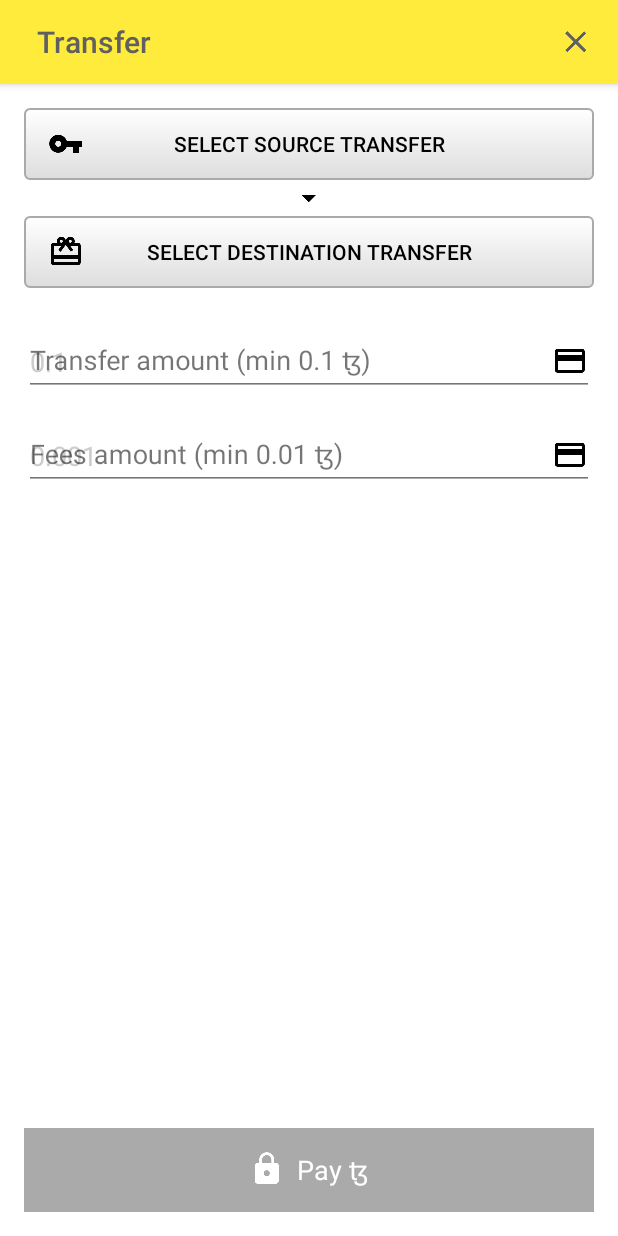
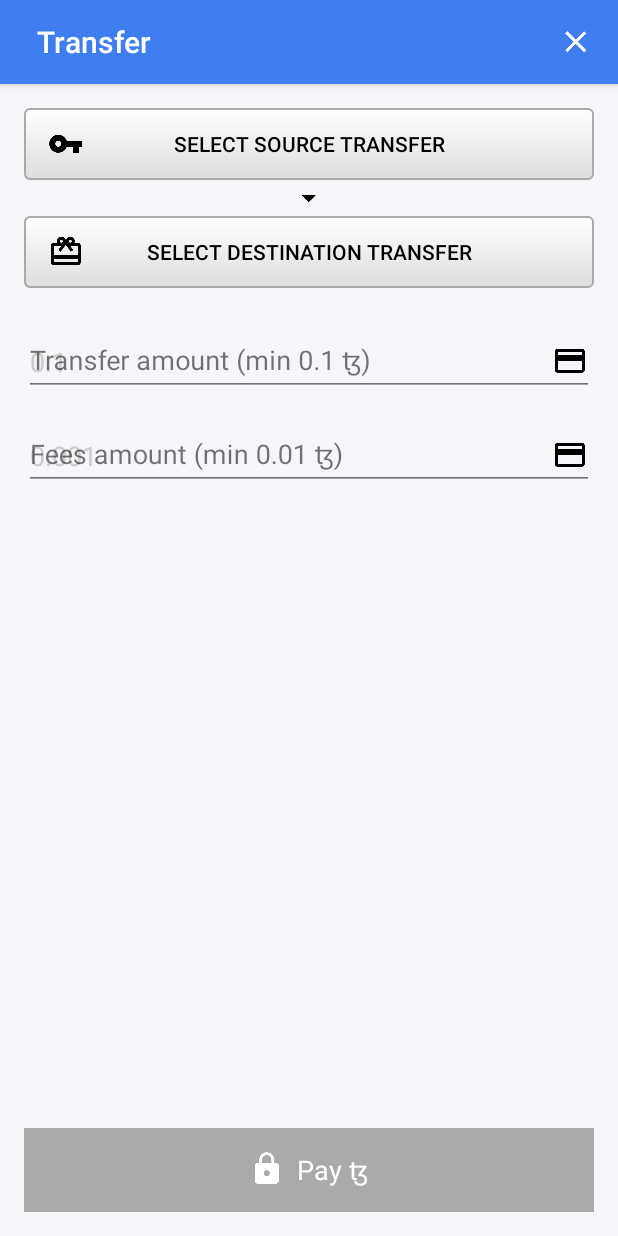
Before and after one commit to nfillion21/cortez-android, an Android app: the screen it shows after launch (PaymentFormActivity), after a tap on "PAYMENT SCREEN", on a phone screen of 412 x 824 dp. Run offline under Robolectric (Android 15) with nearby library versions, the light colour scheme and no system bars; libraries missing offline, so code that uses them is left out: io.github.novacrypto.bip39; pictures from the network do not load; 3 statements that could not run were skipped.

Commit message:
Update colors

```diff
--- a/ui/src/main/res/values-v21/styles.xml
+++ b/ui/src/main/res/values-v21/styles.xml
@@ -14,14 +14,14 @@
     </style>
 
     <style name="PaymentScreens.CreateWalletActivity">
-        <item name="android:windowBackground">@color/tz_light</item>
+        <item name="android:windowBackground">@color/tz_background</item>
     </style>
 
     <style name="PaymentScreens.RestoreWalletActivity">
-        <item name="android:windowBackground">@color/tz_light</item>
+        <item name="android:windowBackground">@color/tz_background</item>
     </style>
 
     <style name="PaymentScreens.PaymentFormActivity" parent="PaymentScreens.NoActionBar">
-        <item name="android:windowBackground">@color/tz_light</item>
+        <item name="android:windowBackground">@color/tz_background</item>
     </style>
 </resources>
--- a/ui/src/main/res/values/colors.xml
+++ b/ui/src/main/res/values/colors.xml
@@ -29,19 +29,20 @@
     <color name="theme_yellow_text">@color/tz_text</color>
     <color name="theme_yellow_primary_dark">#e6d335</color>
 
-    <color name="theme_tezos_primary">#ffeb3b</color>
-    <color name="theme_tezos_text">@color/tz_text</color>
-    <color name="theme_tezos_primary_dark">#e6d335</color>
+    <color name="theme_tezos_primary">#3E7EEF</color>
+    <color name="theme_tezos_text">@color/tz_light</color>
+    <color name="theme_tezos_primary_dark">@color/colorAccent</color>
 
     <color name="touch_effect">#9ccc</color>
 
     <color name="tz_primary">#3F51B5</color>
     <color name="tz_primary_dark">#303F9F</color>
-    <color name="tz_accent">@color/tz_blank</color>
+    <color name="tz_accent">@color/colorAccent</color>
 
     <color name="tz_light">@android:color/white</color>
     <color name="tz_text">#606060</color>
     <color name="tz_blank">#424242</color>
+    <color name="tz_background">#F5F5FA</color>
 
     <color name="tz_error">#FFD50000</color>
     <color name="tz_placeholder">#ccc</color>
```
